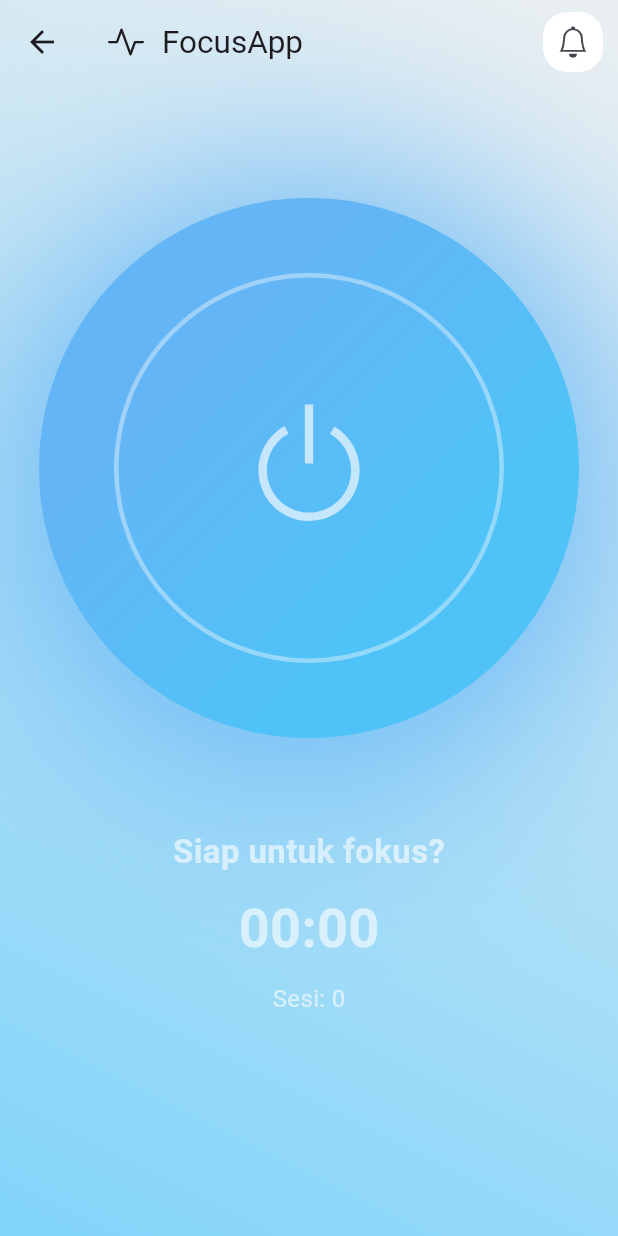
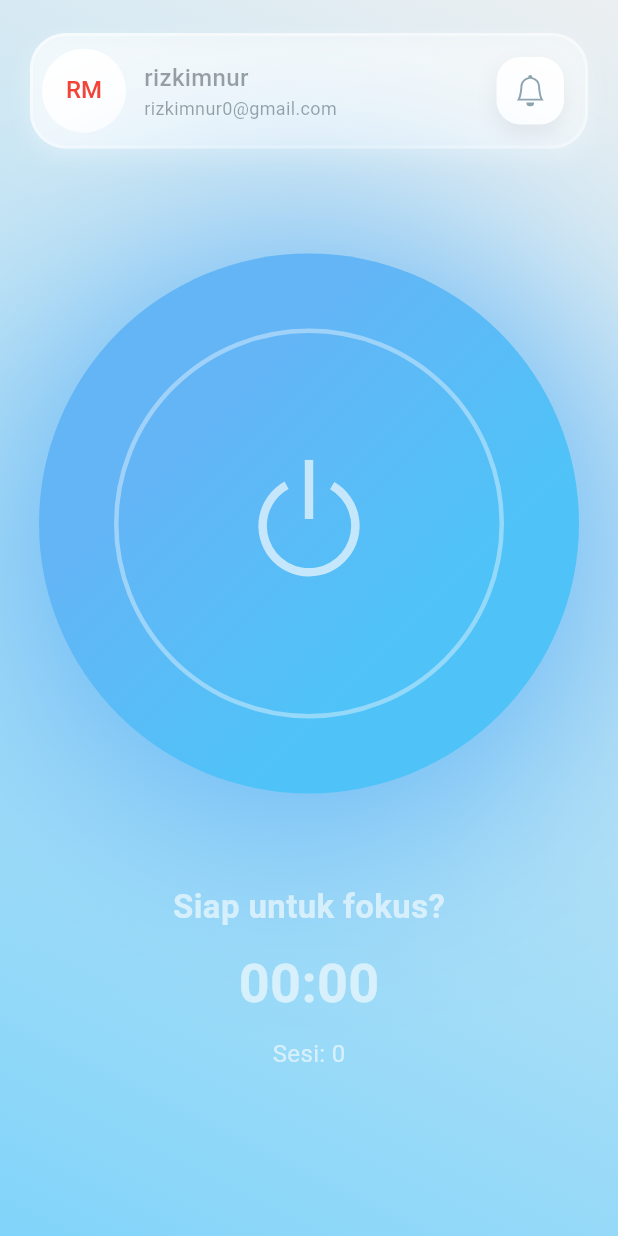
Before and after one commit to rizkimn/focus-app.frontend, a Flutter app: the HomeScreen screen opened by its route, on a phone screen of 412 x 824 dp. Run offline on Flutter 3.47's test engine with Material 3 defaults, Android fonts, the phone set to English and light mode, and no system bars; our stand-ins replace bootstrap_icons, flutter_dotenv, flutter_local_notifications, timezone.

Commit message:
update app bar style on home screen

```diff
--- a/lib/screens/home_screen.dart
+++ b/lib/screens/home_screen.dart
@@ -59,39 +59,95 @@ class _HomeScreenState extends State<HomeScreen> with SingleTickerProviderStateM
       ),
       child: Scaffold(
         backgroundColor: Color.fromRGBO(0, 0, 0, 0),
-        appBar: AppBar(
-          actionsPadding: const EdgeInsets.symmetric(horizontal: 6, vertical: 0),
-          backgroundColor: const Color.fromRGBO(0, 0, 0, 0),
-          title: const Row(
+        body: SafeArea(
+          child: Container(
+            padding: const EdgeInsets.symmetric(vertical: 12),
+            child: Column(
+              crossAxisAlignment: CrossAxisAlignment.start,
               children: <Widget>[
-              Icon(BootstrapIcons.activity),
+                Padding(
+                  padding: const EdgeInsets.symmetric(horizontal: 20.0, vertical: 10.0),
+                  child: Container(
+                    decoration: BoxDecoration(
+                      border: BoxBorder.all(
+                        width: 2,
+                        color: Colors.white.withAlpha(116)
+                      ),
+                      borderRadius: BorderRadius.circular(24),
+                      gradient: LinearGradient(
+                        colors: [Colors.white60, Colors.white30],
+                        begin: Alignment.topLeft,
+                        end: Alignment.bottomRight,
+                      ),
+                      boxShadow: [
+                        BoxShadow(
+                          offset: Offset(0, 6),
+                          blurRadius: 12,
+                          color: Colors.white.withAlpha(86)
+                        ),
+                      ]
+                    ),
+                    padding: EdgeInsets.symmetric(horizontal: 6, vertical: 6),
+                    child: Row(
+                      children: [
+                        CircleAvatar(
+                          radius: 28,
+                          backgroundColor: Colors.white,
+                          child: Text(
+                            'RM',
+                            style: TextStyle(color: Colors.red),
+                          ),
+                        ),
                         SizedBox(width: 12),
+                        Column(
+                          crossAxisAlignment: CrossAxisAlignment.start,
+                          children: [
                             Text(
-                'FocusApp',
-                style: TextStyle(fontSize: 21),
+                              'rizkimnur',
+                              style: TextStyle(
+                                color: Colors.blueGrey.shade900.withAlpha(116),
+                                fontWeight: FontWeight.w500,
+                                fontSize: 16,
+                              ),
+                            ),
+                            Text(
+                              'rizkimnur0@gmail.com',
+                              style: TextStyle(
+                                color: Colors.blueGrey.shade900.withAlpha(116),
+                                fontSize: 12,
+                              ),
                             ),
                           ],
                         ),
-          centerTitle: false,
-          actions: <Widget>[
+                        Spacer(),
                         IconButton(
-              icon: const Icon(BootstrapIcons.bell, size: 21),
-              style: IconButton.styleFrom(
-                backgroundColor: Colors.white,
-                shape: RoundedRectangleBorder(
-                  borderRadius: BorderRadius.circular(16),
+                          icon: Row(
+                            children: [
+                              Container(
+                                padding: EdgeInsets.all(12),
+                                decoration: BoxDecoration(
+                                  color: Colors.white,
+                                  borderRadius: BorderRadius.all(Radius.circular(16)),
+                                  boxShadow: [
+                                    BoxShadow(
+                                      offset: Offset(0, 6),
+                                      blurRadius: 12,
+                                      color: Colors.black.withAlpha(16)
                                     ),
+                                  ]
                                 ),
+                                child: Icon(BootstrapIcons.bell),
+                              )
+                            ],
+                          ),
+                          iconSize: 21,
+                          color: Colors.blueGrey.shade300,
                           onPressed: () {},
                         ),
                       ],
                     ),
-        body: Container(
-          padding: const EdgeInsets.symmetric(horizontal: 12, vertical: 16),
-          child: Column(
-            crossAxisAlignment: CrossAxisAlignment.start,
-            children: <Widget>[
-              // const SizedBox(height: 16),
+                  ),
+                ),
                 Center(
                   child: GestureDetector(
                     onTap: () async {
@@ -217,6 +273,7 @@ class _HomeScreenState extends State<HomeScreen> with SingleTickerProviderStateM
             ),
           ),
         ),
+      ),
     );
   }
 
```
Lines whose indentation alone changed are shown as unchanged.
